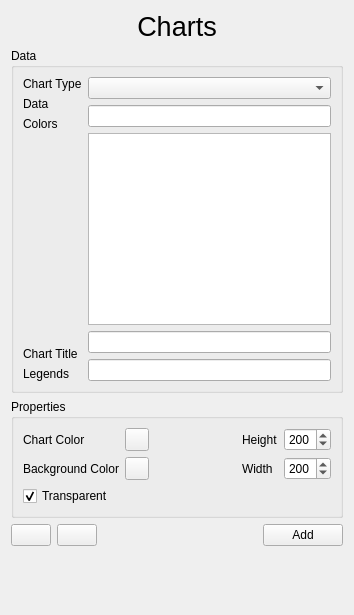
This is sources/Forms/formcharts.ui in jose94752/ClipEdit as Qt 5 draws it before an edit. The edited form follows.
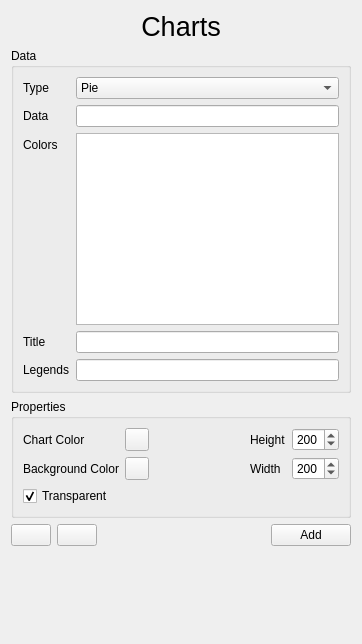
This is the edited form. Icons and pictures are not drawn. Custom widgets are drawn as their Qt base class.

Commit message: Big update on structure to standardize the way we interact with item forms (disclaimer: still a work in progress, will refine later on) + small updates and fixes + standardized translation system to fully translate the app on lang switch

Diff of the .ui file:
```diff
--- a/sources/Forms/formcharts.ui
+++ b/sources/Forms/formcharts.ui
@@ -6,8 +6,8 @@
    <rect>
     <x>0</x>
     <y>0</y>
-    <width>354</width>
-    <height>615</height>
+    <width>362</width>
+    <height>644</height>
    </rect>
   </property>
   <property name="windowTitle">
@@ -40,76 +40,71 @@
      <property name="title">
       <string>Data</string>
      </property>
-     <layout class="QHBoxLayout" name="horizontalLayout_2">
-      <item>
-       <layout class="QHBoxLayout" name="horizontalLayout_5">
-        <item>
-         <layout class="QVBoxLayout" name="verticalLayout_3">
-          <item>
+     <layout class="QFormLayout" name="formLayout">
+      <item row="0" column="0">
            <widget class="QLabel" name="label">
             <property name="text">
-             <string>Chart Type</string>
+         <string>Type</string>
             </property>
            </widget>
           </item>
+      <item row="0" column="1">
+       <widget class="QComboBox" name="qChartType">
           <item>
+         <property name="text">
+          <string>Pie</string>
+         </property>
+        </item>
+        <item>
+         <property name="text">
+          <string>Line</string>
+         </property>
+        </item>
+        <item>
+         <property name="text">
+          <string>Histogram</string>
+         </property>
+        </item>
+       </widget>
+      </item>
+      <item row="1" column="0">
            <widget class="QLabel" name="label_2">
             <property name="text">
              <string>Data</string>
             </property>
            </widget>
           </item>
-          <item>
+      <item row="1" column="1">
+       <widget class="QLineEdit" name="qData"/>
+      </item>
+      <item row="3" column="0">
            <widget class="QLabel" name="label_13">
             <property name="text">
              <string>Colors</string>
             </property>
            </widget>
           </item>
-          <item>
-           <spacer name="verticalSpacer">
-            <property name="orientation">
-             <enum>Qt::Vertical</enum>
-            </property>
-            <property name="sizeHint" stdset="0">
-             <size>
-              <width>20</width>
-              <height>40</height>
-             </size>
-            </property>
-           </spacer>
-          </item>
-          <item>
+      <item row="3" column="1">
+       <widget class="QTableWidget" name="gGraphColors"/>
+      </item>
+      <item row="4" column="0">
            <widget class="QLabel" name="label_3">
             <property name="text">
-             <string>Chart Title</string>
+         <string>Title</string>
             </property>
            </widget>
           </item>
-          <item>
+      <item row="5" column="0">
            <widget class="QLabel" name="label_6">
             <property name="text">
              <string>Legends</string>
             </property>
            </widget>
           </item>
-         </layout>
-        </item>
-        <item>
-         <layout class="QVBoxLayout" name="verticalLayout_4">
-          <item>
-           <widget class="QComboBox" name="qChartType"/>
-          </item>
-          <item>
-           <widget class="QLineEdit" name="qData"/>
-          </item>
-          <item>
-           <widget class="QTableWidget" name="gGraphColors"/>
-          </item>
-          <item>
+      <item row="4" column="1">
            <widget class="QLineEdit" name="qTitle"/>
           </item>
-          <item>
+      <item row="5" column="1">
            <widget class="QLineEdit" name="qLegends">
             <property name="text">
              <string/>
@@ -117,10 +112,6 @@
            </widget>
           </item>
          </layout>
-        </item>
-       </layout>
-      </item>
-     </layout>
     </widget>
    </item>
    <item>
@@ -278,7 +269,7 @@
     </layout>
    </item>
    <item>
-    <spacer name="verticalSpacer">
+    <spacer name="verticalSpacer_1">
      <property name="orientation">
       <enum>Qt::Vertical</enum>
      </property>
```
Lines whose indentation alone changed are shown as unchanged. The commit also changes 32 other files.
